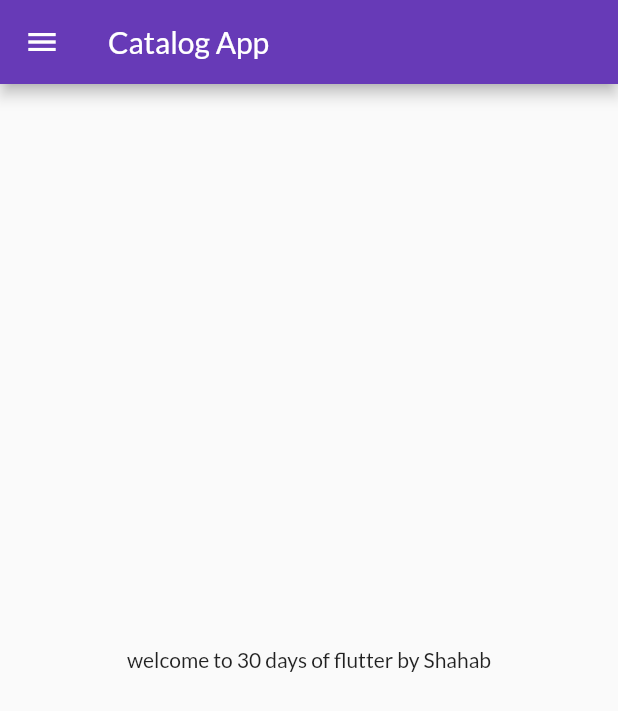
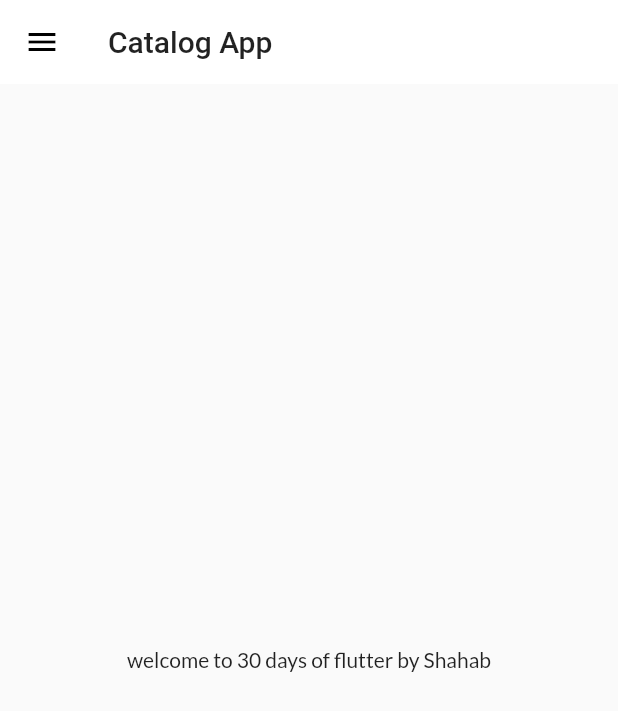
Before and after one commit to shahabEsaqib/30DaysOfFlutterByShahab, a Flutter app: the screen it shows after launch, on a phone screen of 412 x 824 dp. Shown: the top 711 px of the screen. Run offline on Flutter 3.47's test engine with Material 2 defaults, Android fonts, the phone set to English and light mode, and no system bars; our stand-ins replace google_fonts.

Commit message:
theme extracted

```diff
--- a/lib/main.dart
+++ b/lib/main.dart
@@ -1,8 +1,7 @@
 import 'package:demo_project/pages/login.dart';
 import 'package:demo_project/utilities/routes.dart';
+import 'package:demo_project/widgets/theme.dart';
 import 'package:flutter/material.dart';
-import 'package:google_fonts/google_fonts.dart';
-
 import 'pages/home_page.dart';
 
 void main() {
@@ -14,14 +13,8 @@ class MyApp extends StatelessWidget {
   Widget build(BuildContext context) {
     return MaterialApp(
       themeMode: ThemeMode.light,
-      theme: ThemeData(
-        primarySwatch: Colors.deepPurple,
-        fontFamily: GoogleFonts.lato().fontFamily,
-        // primaryTextTheme: GoogleFonts.latoTextTheme()
-      ),
-      darkTheme: ThemeData(
-        brightness: Brightness.dark,
-      ),
+      theme:MyTheme.lightTheme(context) ,
+      darkTheme: MyTheme.darkTheme(context),
       debugShowCheckedModeBanner: false,
       initialRoute: MyRoutes.homeRoute,
       routes: {
--- /dev/null
+++ b/lib/widgets/theme.dart
@@ -0,0 +1,17 @@
+import 'package:flutter/material.dart';
+import 'package:google_fonts/google_fonts.dart';
+
+class MyTheme {
+  static ThemeData lightTheme(BuildContext context) => ThemeData(
+      primarySwatch: Colors.deepPurple,
+      fontFamily: GoogleFonts.lato().fontFamily,
+      appBarTheme: AppBarTheme(
+          color: Colors.white,
+          elevation: 0.0,
+          iconTheme: IconThemeData(color: Colors.black),
+          textTheme: Theme.of(context).textTheme));
+
+  static ThemeData darkTheme(BuildContext context) => ThemeData(
+        brightness: Brightness.dark,
+      );
+}
```
